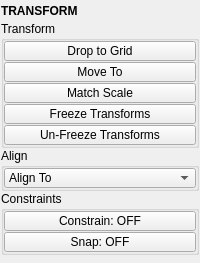
Before: the Qt Designer form tentacle/ui/transform.ui in m3trik/tentacle, drawn with Qt 5.
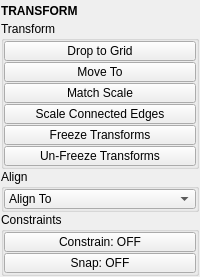
After: the same form once the commit is applied. Custom widgets are drawn as their Qt base class.

```diff
--- a/tentacle/ui/transform.ui
+++ b/tentacle/ui/transform.ui
@@ -10,7 +10,7 @@
     <x>0</x>
     <y>0</y>
     <width>200</width>
-    <height>263</height>
+    <height>268</height>
    </rect>
   </property>
   <property name="tabShape">
@@ -219,6 +219,52 @@
            </property>
           </widget>
          </item>
+         <item>
+          <widget class="QPushButton" name="b003">
+           <property name="enabled">
+            <bool>true</bool>
+           </property>
+           <property name="sizePolicy">
+            <sizepolicy hsizetype="Preferred" vsizetype="Fixed">
+             <horstretch>0</horstretch>
+             <verstretch>0</verstretch>
+            </sizepolicy>
+           </property>
+           <property name="minimumSize">
+            <size>
+             <width>0</width>
+             <height>20</height>
+            </size>
+           </property>
+           <property name="maximumSize">
+            <size>
+             <width>16777215</width>
+             <height>20</height>
+            </size>
+           </property>
+           <property name="toolTip">
+            <string>Scales each set of connected edges separately.</string>
+           </property>
+           <property name="text">
+            <string>Scale Connected Edges</string>
+           </property>
+           <property name="iconSize">
+            <size>
+             <width>18</width>
+             <height>18</height>
+            </size>
+           </property>
+           <property name="autoDefault">
+            <bool>false</bool>
+           </property>
+           <property name="default">
+            <bool>false</bool>
+           </property>
+           <property name="flat">
+            <bool>false</bool>
+           </property>
+          </widget>
+         </item>
          <item>
           <widget class="PushButton" name="tb002">
            <property name="enabled">
```
